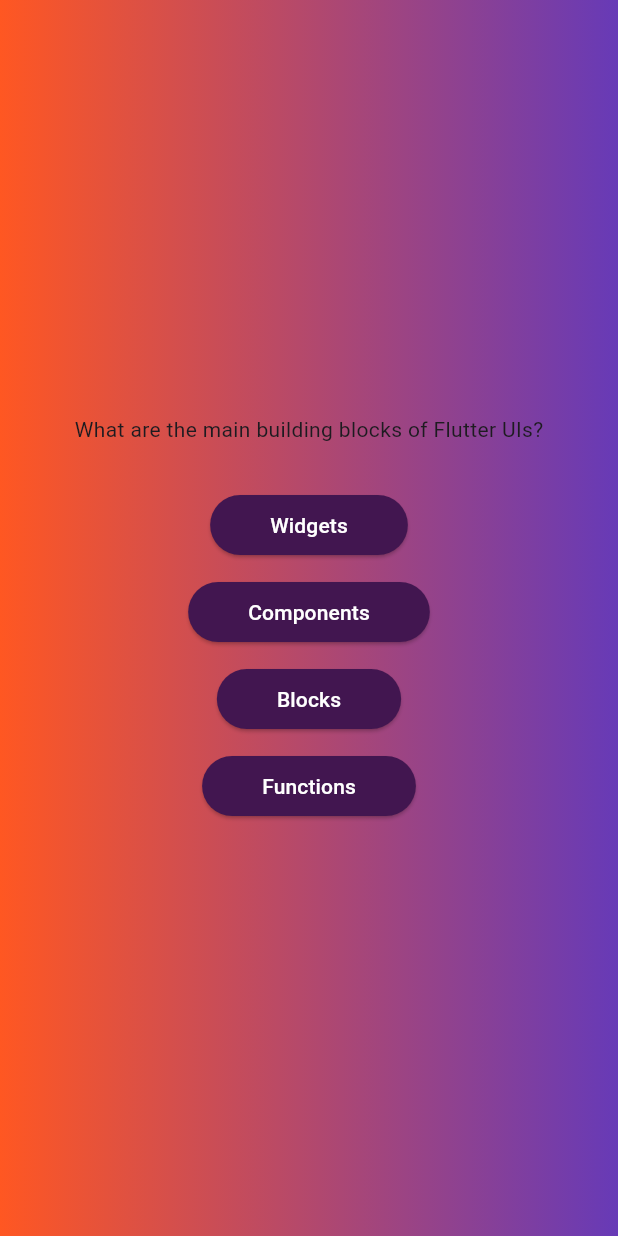
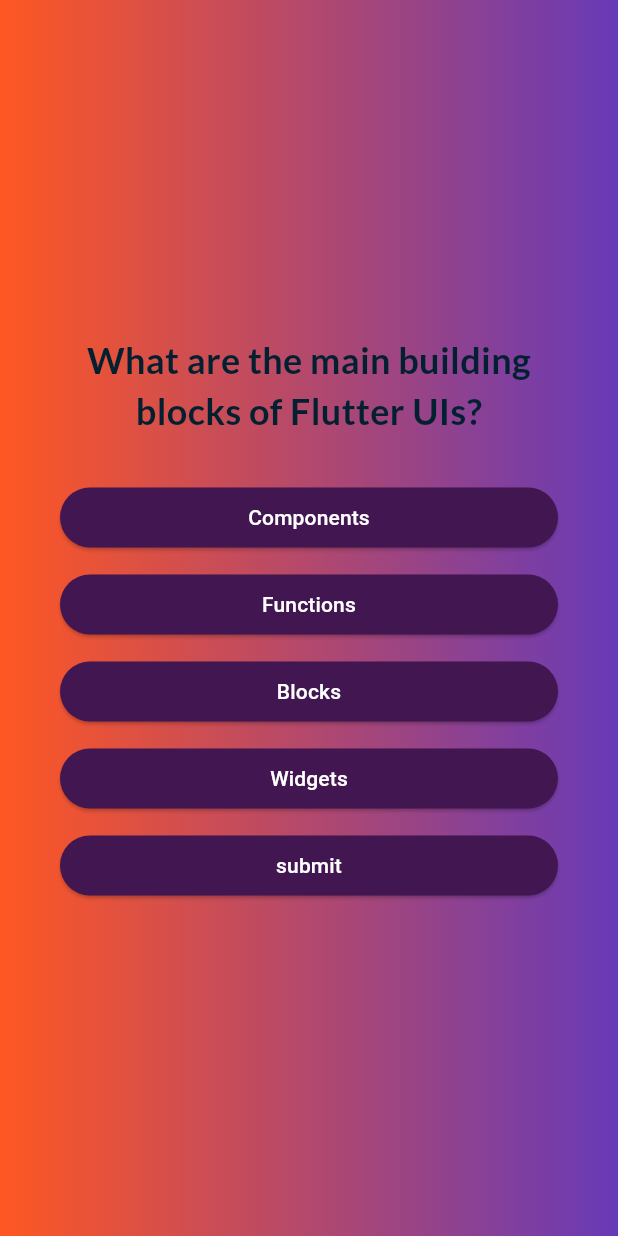
Before and after one commit to Akshatranakoti/QuizApp, a Flutter app: the screen it shows after launch, after a tap on "quiz", on a phone screen of 412 x 824 dp. Run offline on Flutter 3.47's test engine with Material 2 defaults, Android fonts, the phone set to English and light mode, and no system bars; our stand-ins replace google_fonts.

Commit message:
state of quiz questions applies

```diff
--- a/lib/answer_button.dart
+++ b/lib/answer_button.dart
@@ -18,7 +18,10 @@ class AnswerButton extends StatelessWidget {
               backgroundColor: Color.fromARGB(255, 66, 22, 80),
               foregroundColor: Colors.white),
           onPressed: onPressed,
-          child: Text(answer)),
+          child: Text(
+            answer,
+            textAlign: TextAlign.center,
+          )),
     );
   }
 }
--- a/lib/model/quiz_question_model.dart
+++ b/lib/model/quiz_question_model.dart
@@ -2,4 +2,9 @@ class QuizQuestion {
   final String question;
   final List<String> answers;
   const QuizQuestion(this.question, this.answers);
+  List <String>getShuffledList() {
+    final shuffleList = List.of(answers);
+    shuffleList.shuffle();
+    return shuffleList;
+  }
 }
--- a/lib/question.dart
+++ b/lib/question.dart
@@ -2,6 +2,7 @@ import 'package:flutter/material.dart';
 import 'package:quiz_app/answer_button.dart';
 import 'package:quiz_app/custom_background.dart';
 import 'package:quiz_app/data/question_data.dart';
+import 'package:google_fonts/google_fonts.dart';
 
 class QuestionScreen extends StatefulWidget {
   const QuestionScreen({super.key});
@@ -11,21 +12,44 @@ class QuestionScreen extends StatefulWidget {
 }
 
 class _QuestionState extends State<QuestionScreen> {
+  var index = 0;
+  setAnswer() {
+    setState(() {
+      index = index + 1;
+    });
+  }
+
   @override
   Widget build(BuildContext context) {
-    final currentQuestion = questions[0];
+    final currentQuestion = questions[index];
     return CustomBackground(
+      child: Container(
+        margin: EdgeInsets.all(40),
         child: Column(
           mainAxisAlignment: MainAxisAlignment.center,
+          crossAxisAlignment: CrossAxisAlignment.stretch,
           children: [
-          Text(currentQuestion.question),
+            Text(
+              currentQuestion.question,
+              style: GoogleFonts.lato(
+                  color: Color.fromARGB(255, 2, 32, 47),
+                  fontWeight: FontWeight.bold,
+                  fontSize: 24),
+              textAlign: TextAlign.center,
+            ),
             const SizedBox(
               height: 20,
             ),
-          ...currentQuestion.answers.map((answer) {
+            ...currentQuestion.getShuffledList().map((answer) {
               return AnswerButton(answer: answer, onPressed: () {});
             }),
+            AnswerButton(
+                answer: "submit",
+                onPressed: () {
+                  setAnswer();
+                })
           ],
+        ),
       ),
     );
   }
--- a/pubspec.yaml
+++ b/pubspec.yaml
@@ -35,6 +35,7 @@ dependencies:
   # The following adds the Cupertino Icons font to your application.
   # Use with the CupertinoIcons class for iOS style icons.
   cupertino_icons: ^1.0.2
+  google_fonts: ^5.1.0
 
 dev_dependencies:
   flutter_test:
```
Also changed, not shown: 1 other file. Lines whose indentation alone changed are shown as unchanged.
